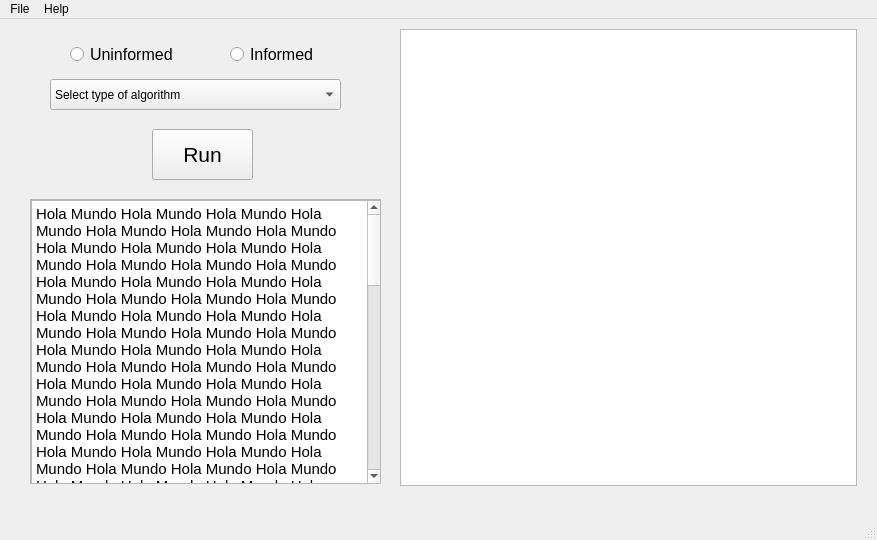
This is ventana.ui in vialrogo/agentes-ia as Qt 5 draws it before an edit. The edited form follows.
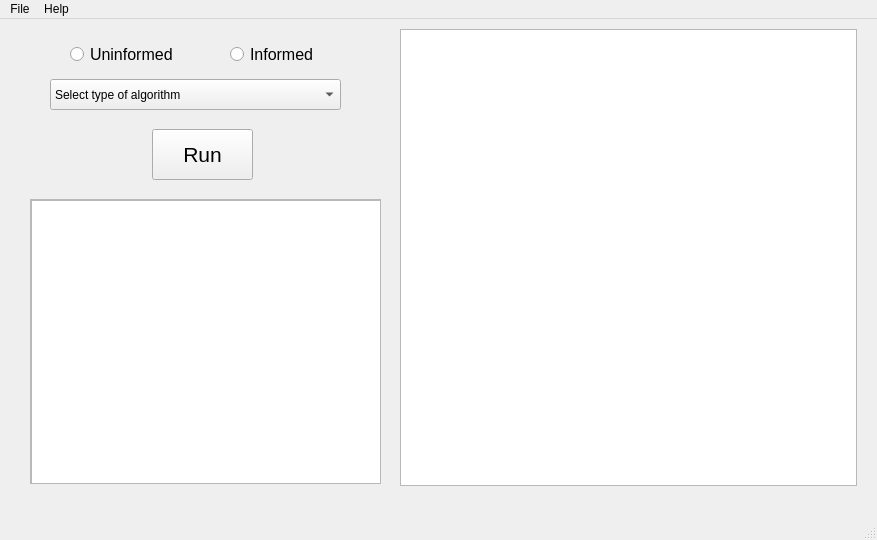
This is the edited form.

Commit message: Ya muestra la secuencia de pasos de Avara, falta copiar y pegar al resto de los algoritmos, lo hago luego. También falta mostrar los datos solicitados :P

Diff of the .ui file:
```diff
--- a/ventana.ui
+++ b/ventana.ui
@@ -149,7 +149,7 @@
 &lt;html&gt;&lt;head&gt;&lt;meta name=&quot;qrichtext&quot; content=&quot;1&quot; /&gt;&lt;style type=&quot;text/css&quot;&gt;
 p, li { white-space: pre-wrap; }
 &lt;/style&gt;&lt;/head&gt;&lt;body style=&quot; font-family:'Cantarell'; font-size:11pt; font-weight:400; font-style:normal;&quot;&gt;
-&lt;p style=&quot; margin-top:0px; margin-bottom:0px; margin-left:0px; margin-right:0px; -qt-block-indent:0; text-indent:0px;&quot;&gt;Hola Mundo Hola Mundo Hola Mundo Hola Mundo Hola Mundo Hola Mundo Hola Mundo Hola Mundo Hola Mundo Hola Mundo Hola Mundo Hola Mundo Hola Mundo Hola Mundo Hola Mundo Hola Mundo Hola Mundo Hola Mundo Hola Mundo Hola Mundo Hola Mundo Hola Mundo Hola Mundo Hola Mundo Hola Mundo Hola Mundo Hola Mundo Hola Mundo Hola Mundo Hola Mundo Hola Mundo Hola Mundo Hola Mundo Hola Mundo Hola Mundo Hola Mundo Hola Mundo Hola Mundo Hola Mundo Hola Mundo Hola Mundo Hola Mundo Hola Mundo Hola Mundo Hola Mundo Hola Mundo Hola Mundo Hola Mundo Hola Mundo Hola Mundo Hola Mundo Hola Mundo Hola Mundo Hola Mundo Hola Mundo Hola Mundo Hola Mundo Hola Mundo Hola Mundo Hola Mundo Hola Mundo Hola Mundo Hola Mundo Hola Mundo Hola Mundo Hola Mundo Hola Mundo Hola Mundo Hola Mundo Hola Mundo Hola Mundo Hola Mundo Hola Mundo Hola Mundo Hola Mundo Hola Mundo Hola Mundo Hola Mundo Hola Mundo Hola Mundo Hola Mundo Hola Mundo Hola Mundo Hola Mundo Hola Mundo Hola Mundo Hola Mundo Hola Mundo Hola Mundo Hola Mundo Hola Mundo Hola Mundo Hola Mundo Hola Mundo Hola Mundo Hola Mundo Hola Mundo Hola Mundo Hola Mundo Hola Mundo Hola Mundo Hola Mundo Hola Mundo Hola Mundo Hola Mundo Hola Mundo Hola Mundo Hola Mundo Hola Mundo Hola Mundo Hola Mundo Hola Mundo Hola Mundo Hola Mundo Hola Mundo Hola Mundo Hola Mundo Hola Mundo Hola Mundo Hola Mundo Hola Mundo Hola Mundo Hola Mundo Hola Mundo Hola Mundo Hola Mundo Hola Mundo Hola Mundo Hola Mundo Hola Mundo Hola Mundo Hola Mundo Hola Mundo Hola Mundo Hola Mundo Hola Mundo Hola Mundo Hola Mundo Hola Mundo Hola Mundo Hola Mundo Hola Mundo Hola Mundo Hola Mundo Hola Mundo Hola Mundo Hola Mundo Hola Mundo Hola Mundo Hola Mundo Hola Mundo Hola Mundo Hola Mundo Hola Mundo Hola Mundo Hola Mundo Hola Mundo Hola Mundo Hola Mundo Hola Mundo Hola Mundo Hola Mundo Hola Mundo Hola Mundo Hola Mundo Hola Mundo Hola Mundo Hola Mundo Hola Mundo Hola Mundo Hola Mundo Hola Mundo Hola Mundo Hola Mundo Hola Mundo Hola Mundo Hola Mundo Hola Mundo Hola Mundo Hola Mundo Hola Mundo Hola Mundo Hola Mundo Hola Mundo Hola Mundo Hola Mundo Hola Mundo Hola Mundo Hola Mundo Hola Mundo Hola Mundo Hola Mundo Hola Mundo Hola Mundo Hola Mundo Hola Mundo Hola Mundo Hola Mundo Hola Mundo Hola Mundo Hola Mundo Hola Mundo Hola Mundo Hola Mundo Hola Mundo &lt;/p&gt;&lt;/body&gt;&lt;/html&gt;</string>
+&lt;p style=&quot;-qt-paragraph-type:empty; margin-top:0px; margin-bottom:0px; margin-left:0px; margin-right:0px; -qt-block-indent:0; text-indent:0px;&quot;&gt;&lt;/p&gt;&lt;/body&gt;&lt;/html&gt;</string>
       </property>
      </widget>
     </widget>
```
The commit also changes 2 other files.
